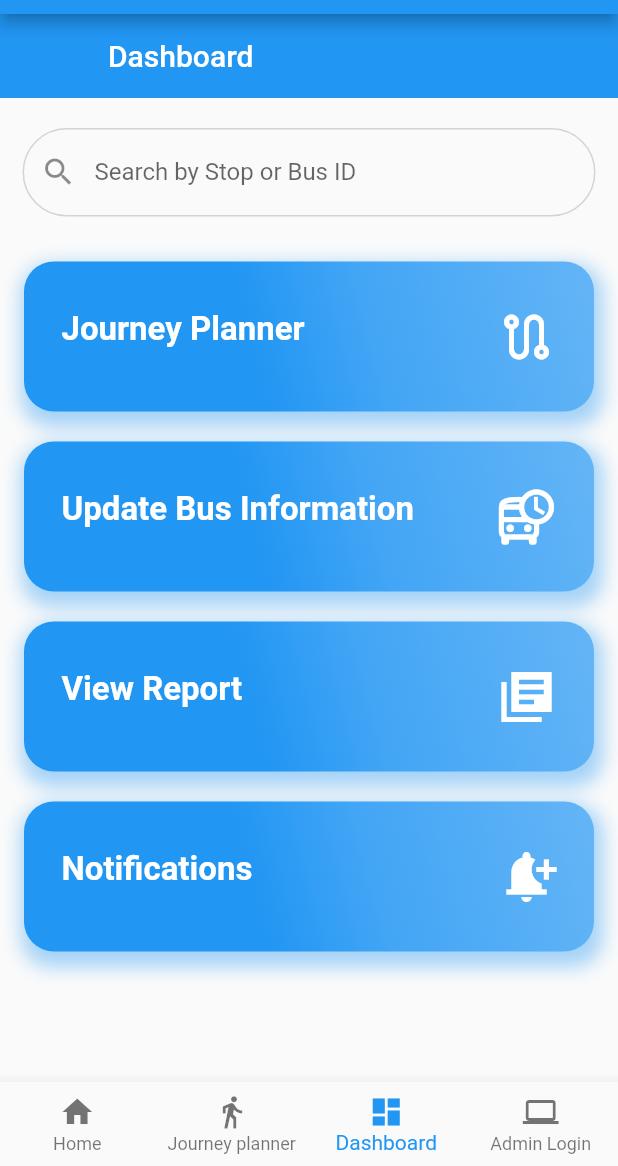
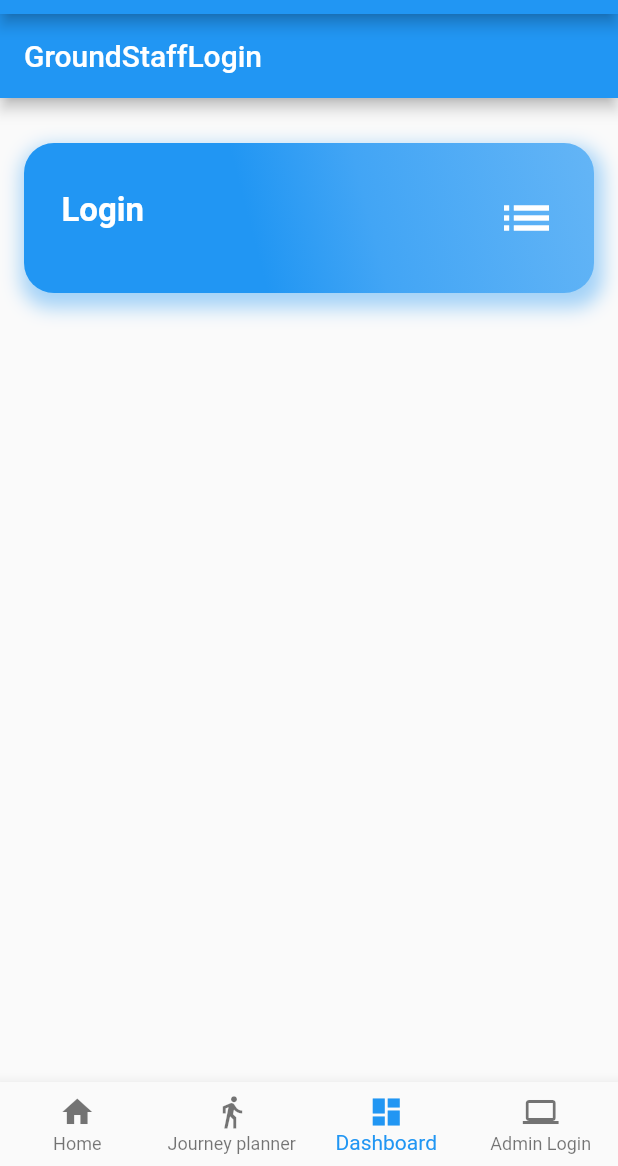
Before and after one commit to yashtejani/TDP5, a Flutter app: the screen it shows after launch, item 3 of the bottom bar chosen, on a phone screen of 412 x 824 dp, the part 70-1236 px from its top. Run offline on Flutter 3.47's test engine with Material 2 defaults, Android fonts, the phone set to English and light mode, and no system bars; our stand-ins replace fluttertoast, sizer.

Commit message:
Ground staff login

```diff
--- a/lib/mock/mockBusDetailList.dart
+++ b/lib/mock/mockBusDetailList.dart
@@ -3,10 +3,10 @@ import 'package:project/model/bus_detail_list_item.dart';
 class MockBusDetailList {
   static List<BustDetailListItem> FetchAny() {
     return [
-      BustDetailListItem('11:30', 'Stop no 1'),
-      BustDetailListItem('11:30', 'Stop no 2'),
-      BustDetailListItem('11:50', 'Stop no 3'),
-      BustDetailListItem('13:00', 'Stop no 4')
+      BustDetailListItem('11:30', 'Bus Stop no 1'),
+      BustDetailListItem('11:30', 'Bus Stop no 2'),
+      BustDetailListItem('11:50', 'Bus Stop no 3'),
+      BustDetailListItem('13:00', 'Bus Stop no 4')
     ];
   }
 }
--- a/lib/screens/dashboard.dart
+++ b/lib/screens/dashboard.dart
@@ -2,7 +2,6 @@ import 'package:flutter/material.dart';
 import 'package:project/screens/journey_planner.dart';
 import 'package:project/mock/mock_bus_list.dart';
 import 'package:project/screens/updateBusDetails.dart';
-import 'package:project/widgets/circle_gradient_icon.dart';
 import '../widgets/searchbar.dart';
 import '../widgets/screen_display.dart';
 import '../model/bus_list_item.dart';
@@ -69,7 +68,7 @@ class Dashboard extends StatelessWidget {
               screen: UpdateBus(),
               onTap: () {
                 Navigator.of(context).push(MaterialPageRoute(
-                    builder: (context) => MaterialApp(
+                    builder: (context) => const MaterialApp(
                         title: 'Bus replacing train', home: UpdateBus())));
               },
             ),
--- /dev/null
+++ b/lib/screens/groundStaffLogin.dart
@@ -0,0 +1,38 @@
+import 'package:flutter/material.dart';
+import 'package:project/screens/admin.dart';
+import 'package:project/screens/dashboard.dart';
+
+import '../widgets/screen_display.dart';
+
+class GroundStaffLogin extends StatelessWidget {
+  const GroundStaffLogin({super.key});
+
+  @override
+  Widget build(BuildContext context) {
+    return Scaffold(
+        appBar: AppBar(
+          title: const Text('GroundStaffLogin'),
+        ),
+        body: Column(
+          children: <Widget>[
+            const SizedBox(
+              height: 20,
+            ),
+            WidgetButton(
+              title: "Login",
+              color: Colors.blue,
+              icon: Icons.list,
+              screen: const GroundStaffLogin(),
+              onTap: () {
+                Navigator.of(context).push(MaterialPageRoute(
+                    builder: (context) => const MaterialApp(
+                        title: 'Bus replacing train', home: Dashboard())));
+              },
+            ),
+            const SizedBox(
+              height: 20,
+            ),
+          ],
+        ));
+  }
+}
--- a/lib/screens/homeScreen.dart
+++ b/lib/screens/homeScreen.dart
@@ -3,6 +3,7 @@ import 'package:project/screens/admin.dart';
 import 'package:project/screens/adminLogin.dart';
 import 'package:project/screens/busList.dart';
 import 'package:project/screens/dashboard.dart';
+import 'package:project/screens/groundStaffLogin.dart';
 import 'package:project/screens/journey_planner.dart';
 
 class HomeScreen extends StatelessWidget {
@@ -29,7 +30,7 @@ class _HomeState extends State {
   final pageList = [
      BusList(),
     JourneyPlanner(),
-    const Dashboard(),
+    const GroundStaffLogin(),
     const AdminLogin()
   ];
   @override
```
Also changed, not shown: lib/screens/viewBusDetail.dart (+8 -2 lines), 6 other files.
